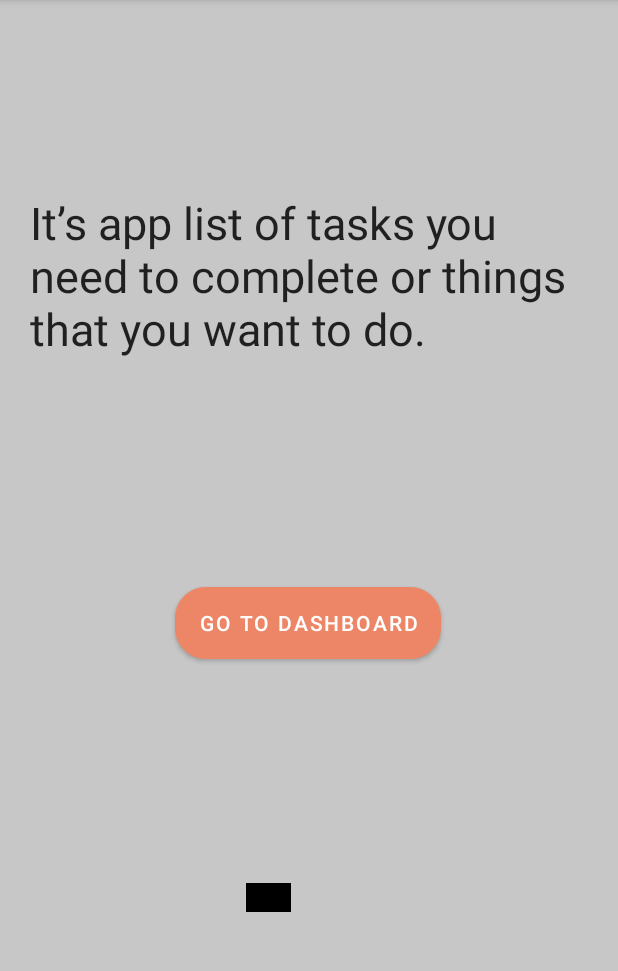
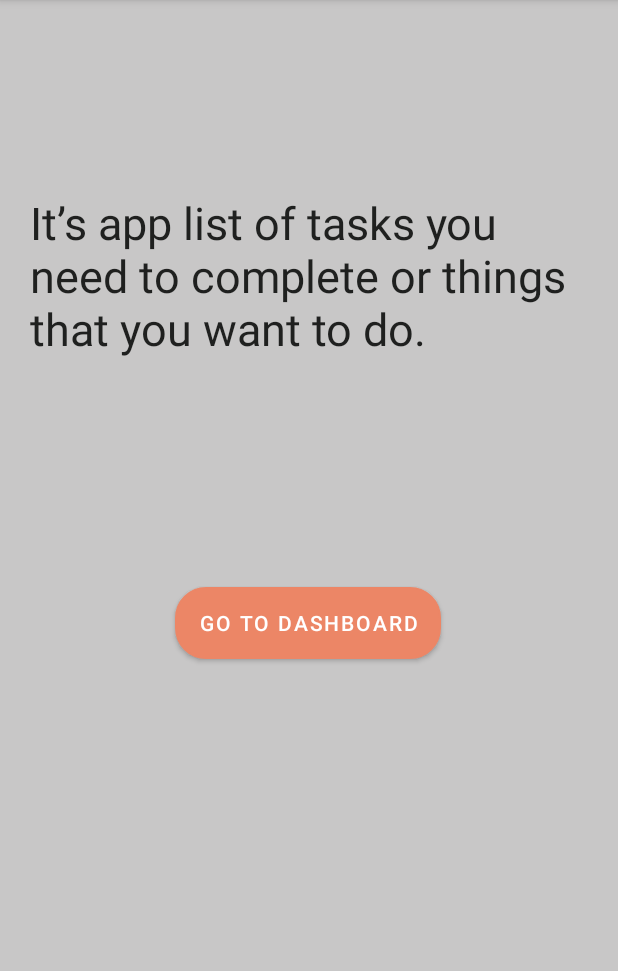
Before and after one commit to priyankamalekar123/TODOApp, an Android app: the IF_User_Login_Fragment screen opened through its navigation route, on a phone screen of 412 x 824 dp, the part 84-1055 px from its top. Run offline under Robolectric (Android 15) with nearby library versions, the phone set to English and light mode, and no system bars; our stand-ins replace navigation-ui.

Commit message:
new branch testing1 pull request

```diff
--- a/app/src/main/res/layout/fragment_i_f__user__login_.xml
+++ b/app/src/main/res/layout/fragment_i_f__user__login_.xml
@@ -34,16 +34,6 @@
         app:layout_constraintStart_toStartOf="parent"
         app:layout_constraintTop_toBottomOf="@+id/textView5" />
 
-    <TextView
-        android:layout_width="wrap_content"
-        android:layout_height="wrap_content"
-        android:layout_marginBottom="140dp"
-        android:background="@color/black"
-        android:text="hello"
-        app:layout_constraintBottom_toBottomOf="parent"
-        app:layout_constraintEnd_toEndOf="parent"
-        app:layout_constraintHorizontal_bias="0.422"
-        app:layout_constraintStart_toStartOf="parent" />
 
 
 </androidx.constraintlayout.widget.ConstraintLayout>
```
